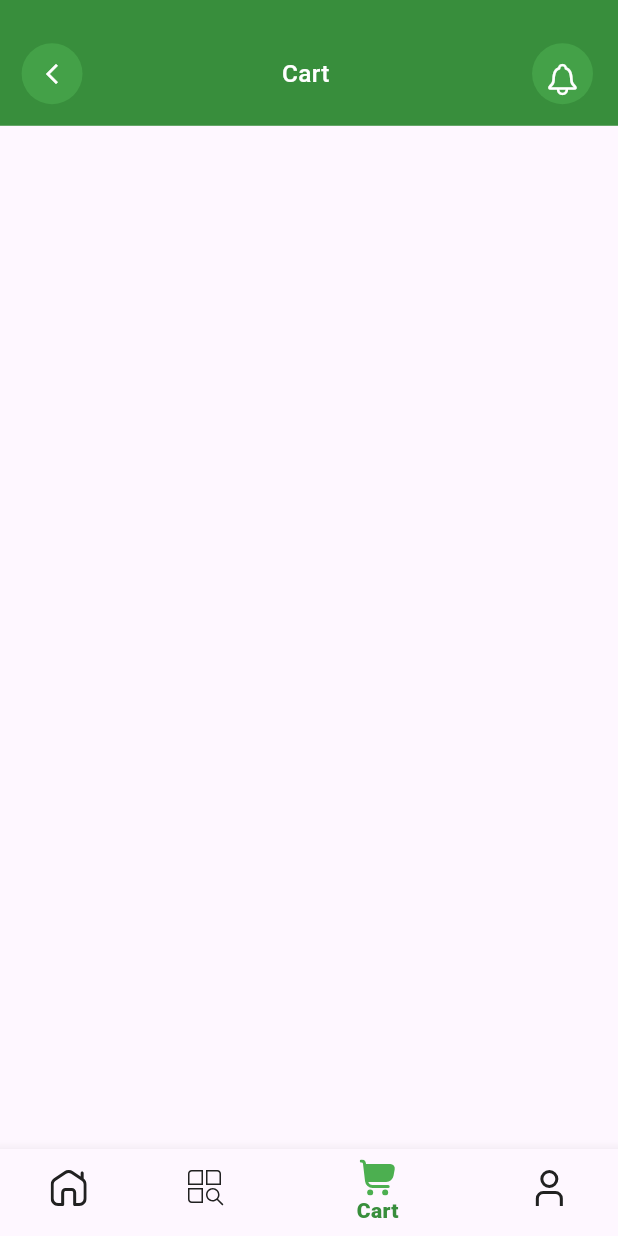
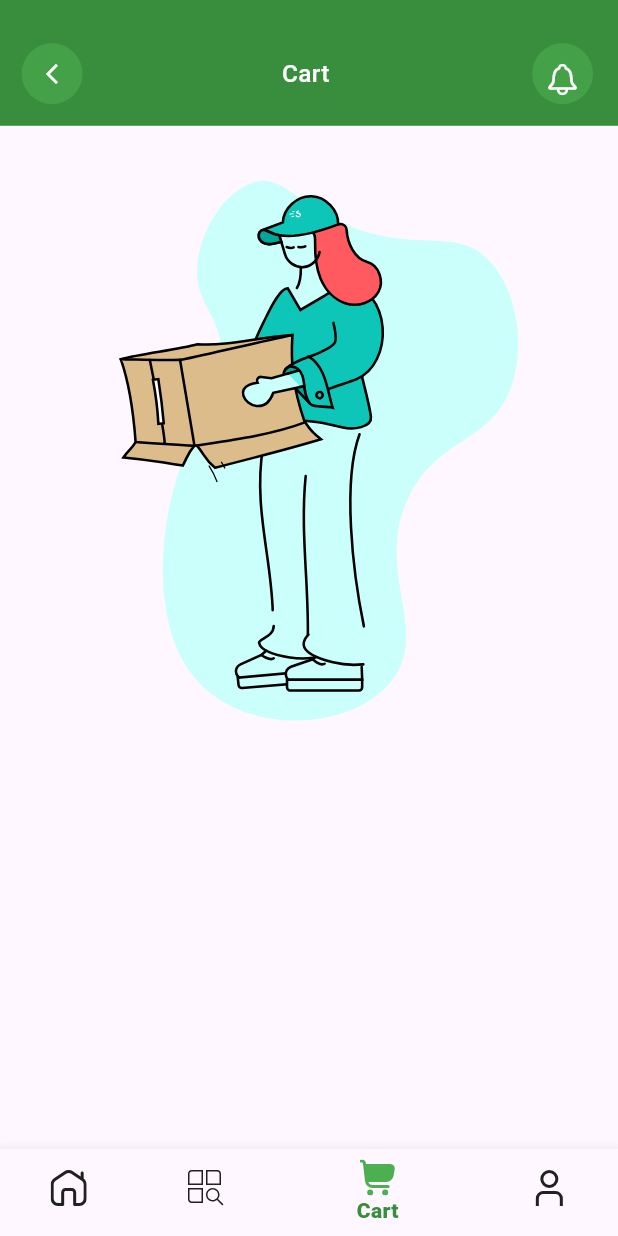
Before and after one commit to rostom17/AMAR_SODAI, a Flutter app: the screen it shows after launch, item 3 of the bottom bar chosen, on a phone screen of 412 x 824 dp. Run offline on Flutter 3.47's test engine with Material 3 defaults, Android fonts, the phone set to English and light mode, and no system bars; our stand-ins replace cached_network_image, flutter_bloc, flutter_screenutil, flutter_svg, go_router, lottie and 1 more; network calls fail.

Commit message:
UI: (lottie files added in the ui)

```diff
--- a/lib/features/cart/presentation/screens/cart_screen.dart
+++ b/lib/features/cart/presentation/screens/cart_screen.dart
@@ -3,6 +3,7 @@ import 'package:amar_sodai/features/common/presentation/widgets/custom_back_butt
 import 'package:amar_sodai/features/common/presentation/widgets/custom_notification_button.dart';
 import 'package:flutter/material.dart';
 import 'package:flutter_screenutil/flutter_screenutil.dart';
+import 'package:lottie/lottie.dart';
 
 class CartScreen extends StatelessWidget {
   const CartScreen({super.key});
@@ -35,7 +36,8 @@ class CartScreen extends StatelessWidget {
               SizedBox(height: 16.h),
             ],
           ),
-    )
+        ),
+        Center(child: Lottie.asset("assets/lotties/empty.json")),
       ],
     );
   }
--- a/pubspec.yaml
+++ b/pubspec.yaml
@@ -41,6 +41,7 @@ dependencies:
   cached_network_image: ^3.4.1
   smooth_page_indicator: ^1.2.1
   flutter_svg: ^2.2.0
+  lottie: ^3.3.1
 
 dev_dependencies:
   flutter_test:
```
Also changed, not shown: pubspec.lock. Lines whose indentation alone changed are shown as unchanged.
